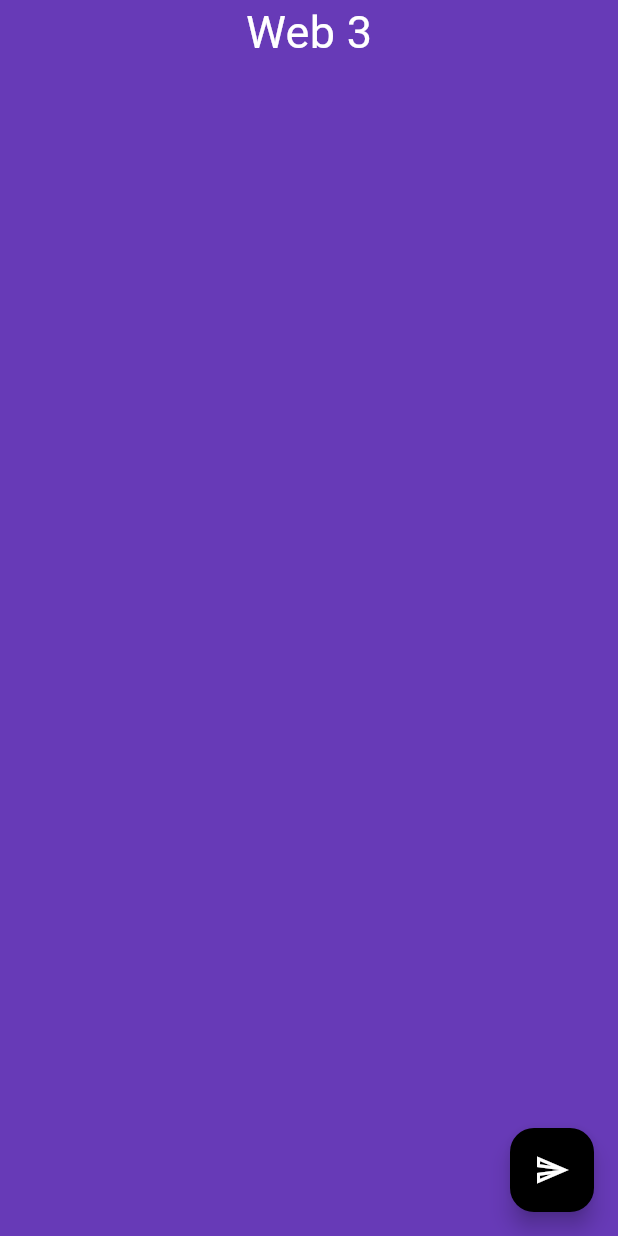
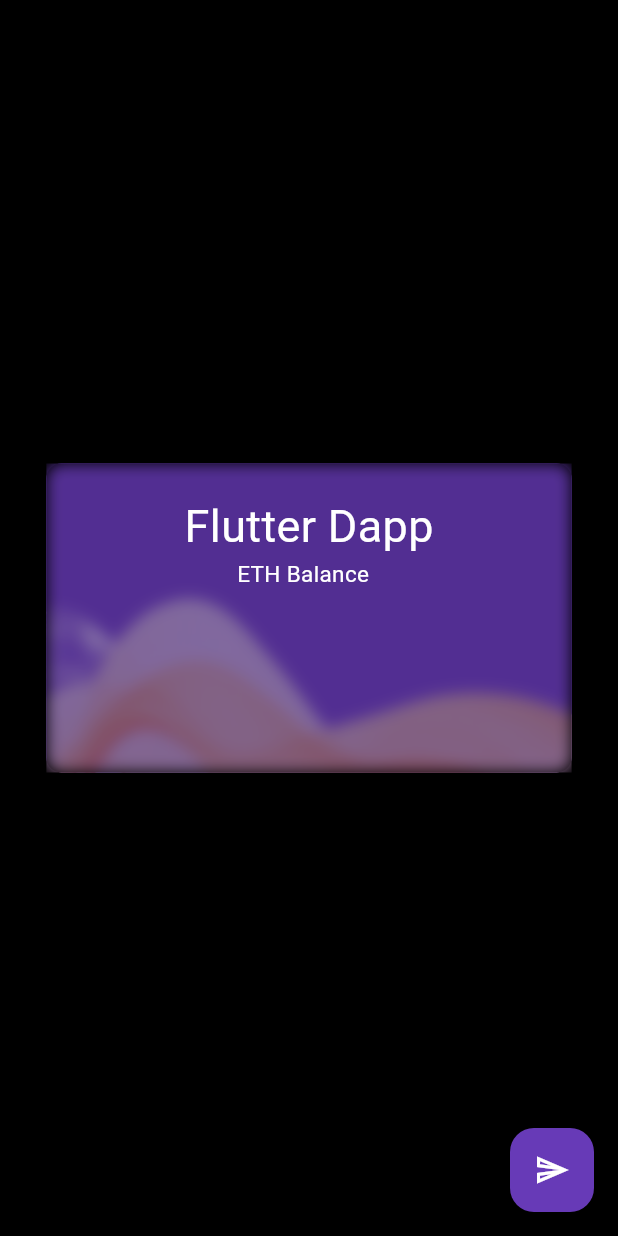
Before and after one commit to SidneyEmeka/voteDapp, a Flutter app: the screen it shows after launch, after a tap on the "send" icon, on a phone screen of 412 x 824 dp. Run offline on Flutter 3.47's test engine with Material 3 defaults, Android fonts, the phone set to English and light mode, and no system bars; missing offline and left inert: web3dart.

Commit message:
extract user balance

```diff
--- /dev/null
+++ b/lib/balancecards.dart
@@ -0,0 +1,22 @@
+
+import 'package:flutter/cupertino.dart';
+
+class Balancecards extends StatelessWidget {
+  final Color thecolor;
+  final Widget theChild;
+  const Balancecards({super.key, required this.thecolor, required this.theChild,});
+
+  @override
+  Widget build(BuildContext context) {
+    return Container(
+        width: MediaQuery.of(context).size.width*0.85,
+        height: MediaQuery.of(context).size.height*0.25,
+        decoration: BoxDecoration(
+          color:thecolor,
+            borderRadius: BorderRadius.circular(10),
+            image: const DecorationImage(image: AssetImage("assets/carddflower.png"),fit: BoxFit.cover,opacity: 0.4,)
+        ),
+        child: theChild,
+      );
+  }
+}
--- /dev/null
+++ b/lib/bnavmorph.dart
@@ -0,0 +1,24 @@
+import 'dart:ui';
+
+import 'package:flutter/material.dart';
+
+class Bnavmorph extends StatelessWidget {
+  final double blur;
+  final double opacity;
+  final Widget child;
+  const Bnavmorph({super.key, required this.blur, required this.opacity, required this.child});
+
+  @override
+  Widget build(BuildContext context) {
+    return ClipRRect(
+      child: BackdropFilter(filter: ImageFilter.blur(sigmaX: blur, sigmaY: blur),
+        child: Container(
+          decoration: BoxDecoration(
+              color: Colors.black.withOpacity(opacity),
+            borderRadius: BorderRadius.circular(10)
+          ),
+          child: child,
+        ),),
+    );
+  }
+}
--- a/lib/main.dart
+++ b/lib/main.dart
@@ -18,7 +18,7 @@ class MyApp extends StatelessWidget {
         colorScheme: ColorScheme.fromSeed(seedColor: Colors.deepPurple),
         useMaterial3: true,
       ),
-      home: Sendetherpage()
+      home: const Sendetherpage()
     );
   }
 }
--- a/lib/sendetherpage.dart
+++ b/lib/sendetherpage.dart
@@ -1,5 +1,7 @@
 import 'package:flutter/material.dart';
 import 'package:http/http.dart';
+import 'package:votedapp/balancecards.dart';
+import 'package:votedapp/bnavmorph.dart';
 import 'package:web3dart/web3dart.dart';
 import 'package:web_socket_channel/io.dart';
 
@@ -13,8 +15,9 @@ class Sendetherpage extends StatefulWidget {
 class _SendetherpageState extends State<Sendetherpage> {
   String remoteProcedureCallUrl = "http://127.0.0.1:7545"; //Ganache remote server
   String webSocketUrl = "ws://127.0.0.1:7545/"; // Web socket to track changes in real time
-
-  void sendCrypto() {
+  dynamic userBalance;
+  dynamic transhash;
+  Future<void> sendCrypto() async {
     //setting up a Webb3client which will make calls using the Http Client() to the RPC. then the web socket connector for websocket
     Web3Client myClient = Web3Client(remoteProcedureCallUrl, Client(),
         socketConnector: ()=> IOWebSocketChannel.connect(webSocketUrl).cast<String>());
@@ -24,12 +27,17 @@ class _SendetherpageState extends State<Sendetherpage> {
     Credentials credentials =  EthPrivateKey.fromHex(fromPrivateKey);
     EthereumAddress fromAddress =  credentials.address;
     EthereumAddress toAddress = EthereumAddress.fromHex("0x880Bc684Af23f25a633A6Ef556627808b0fEA0AB");
-    EtherAmount amountToSend =  EtherAmount.fromInt(EtherUnit.ether,90);
+    EtherAmount amountToSend =  EtherAmount.fromInt(EtherUnit.ether,2);
 
     //Send Ethereum
-    myClient.sendTransaction(credentials, Transaction(from: fromAddress, to: toAddress, value:amountToSend,),chainId: 1337);  //always remember to add chain id
-
-   // print("sent");
+    myClient.sendTransaction(credentials, Transaction(from: fromAddress, to: toAddress, value:amountToSend,),chainId: 1337).then((txHash) async {
+      EtherAmount newBalance = await myClient.getBalance(fromAddress);
+     setState(()  {
+       userBalance = newBalance.getValueInUnit(EtherUnit.ether);
+       print(userBalance);
+       transhash = txHash;
+     });
+    });  //always remember to add chain id
 
   }
 
@@ -40,14 +48,37 @@ class _SendetherpageState extends State<Sendetherpage> {
       body: SafeArea(child: Container(
         width: MediaQuery.of(context).size.width,
         height: MediaQuery.of(context).size.height,
-        color: Colors.deepPurple,
-        child: const Column(
+        padding: const EdgeInsets.symmetric(horizontal: 20),
+        color: Colors.black,
+        child:  Column(
+          mainAxisAlignment: MainAxisAlignment.center,
+          crossAxisAlignment: CrossAxisAlignment.center,
           children: [
-            Text("Web 3", style: TextStyle(fontSize: 30, color: Colors.white),),
-          ],
+            Balancecards(
+              theChild: Bnavmorph(blur: 5, opacity: 0.2,
+                child: Container(
+                  padding: EdgeInsets.symmetric(horizontal: 20,vertical: 20),
+                  child: Column(
+                    mainAxisAlignment: MainAxisAlignment.start,
+                    crossAxisAlignment: CrossAxisAlignment.center,
+                    children: [
+                      const Text("Flutter Dapp",
+                        style: TextStyle(fontSize: 30, color: Colors.white),),
+                      Text("ETH Balance ${userBalance ?? ""} ",
+                        style: const TextStyle(fontSize: 15, color: Colors.white),),
+                      Spacer(),
+                      Visibility(visible: transhash!=null,child:  Text("Transaction Hash $transhash",
+                        style: const TextStyle(fontSize: 15, color: Colors.white),),)
+
+                    ],
+                  ),
+                ),
+              ), thecolor: Colors.deepPurple,
+            )
+             ],
         ),
       ),),
-      floatingActionButton: FloatingActionButton(backgroundColor: Colors.black,onPressed: sendCrypto,
+      floatingActionButton: FloatingActionButton(backgroundColor: Colors.deepPurple,onPressed: sendCrypto,
       child: const Icon(Icons.send_outlined,color: Colors.white,)),
     );
   }
--- a/pubspec.yaml
+++ b/pubspec.yaml
@@ -62,8 +62,8 @@ flutter:
   uses-material-design: true
 
   # To add assets to your application, add an assets section, like this:
-  # assets:
-  #   - images/a_dot_burr.jpeg
+  assets:
+    - assets/
   #   - images/a_dot_ham.jpeg
 
   # An image asset can refer to one or more resolution-specific "variants", see
```
Also changed, not shown: assets/carddflower.png (added).
